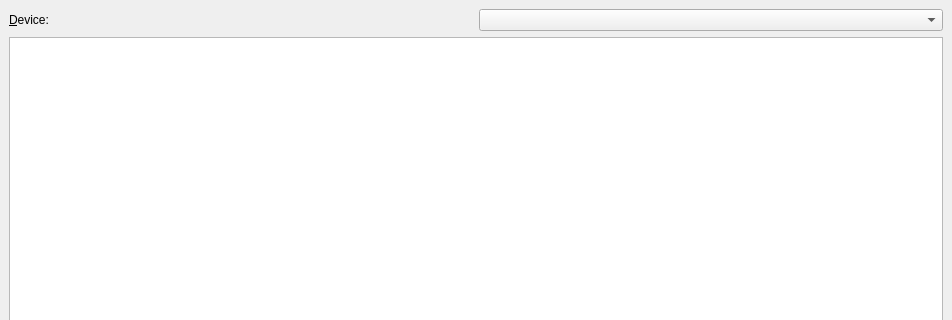
Above: src/ui/main.ui from havardgulldahl/jottagui before the change; both pictures show x 0 to 952 and y 0 to 320 of the 952 by 600 pixel window. Below: the same form after it.
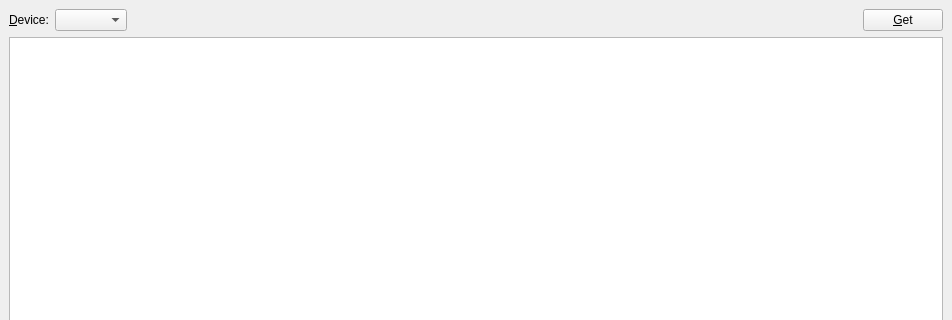
That is the form after the change.

Commit message: add thumbnail preview and a button to download files

Diff of the .ui file:
```diff
--- a/src/ui/main.ui
+++ b/src/ui/main.ui
@@ -15,17 +15,9 @@
   </property>
   <widget class="QWidget" name="centralwidget">
    <layout class="QGridLayout" name="gridLayout">
-    <item row="0" column="1">
-     <widget class="QComboBox" name="listDevices">
-      <property name="sizePolicy">
-       <sizepolicy hsizetype="Preferred" vsizetype="Fixed">
-        <horstretch>0</horstretch>
-        <verstretch>3</verstretch>
-       </sizepolicy>
-      </property>
-     </widget>
-    </item>
     <item row="0" column="0">
+     <layout class="QHBoxLayout" name="horizontalLayout_2">
+      <item>
      <widget class="QLabel" name="labelDevice">
       <property name="sizePolicy">
        <sizepolicy hsizetype="Preferred" vsizetype="Preferred">
@@ -41,7 +33,39 @@
       </property>
      </widget>
     </item>
-    <item row="1" column="0" colspan="2">
+      <item>
+       <widget class="QComboBox" name="listDevices">
+        <property name="sizePolicy">
+         <sizepolicy hsizetype="Preferred" vsizetype="Fixed">
+          <horstretch>0</horstretch>
+          <verstretch>3</verstretch>
+         </sizepolicy>
+        </property>
+       </widget>
+      </item>
+      <item>
+       <spacer name="horizontalSpacer">
+        <property name="orientation">
+         <enum>Qt::Horizontal</enum>
+        </property>
+        <property name="sizeHint" stdset="0">
+         <size>
+          <width>40</width>
+          <height>20</height>
+         </size>
+        </property>
+       </spacer>
+      </item>
+      <item>
+       <widget class="QPushButton" name="getButton">
+        <property name="text">
+         <string>&amp;Get</string>
+        </property>
+       </widget>
+      </item>
+     </layout>
+    </item>
+    <item row="1" column="0">
      <widget class="QColumnView" name="jottafsView">
       <property name="sizePolicy">
        <sizepolicy hsizetype="Expanding" vsizetype="Expanding">
```
Lines whose indentation alone changed are shown as unchanged. The commit also changes 1 other file.
